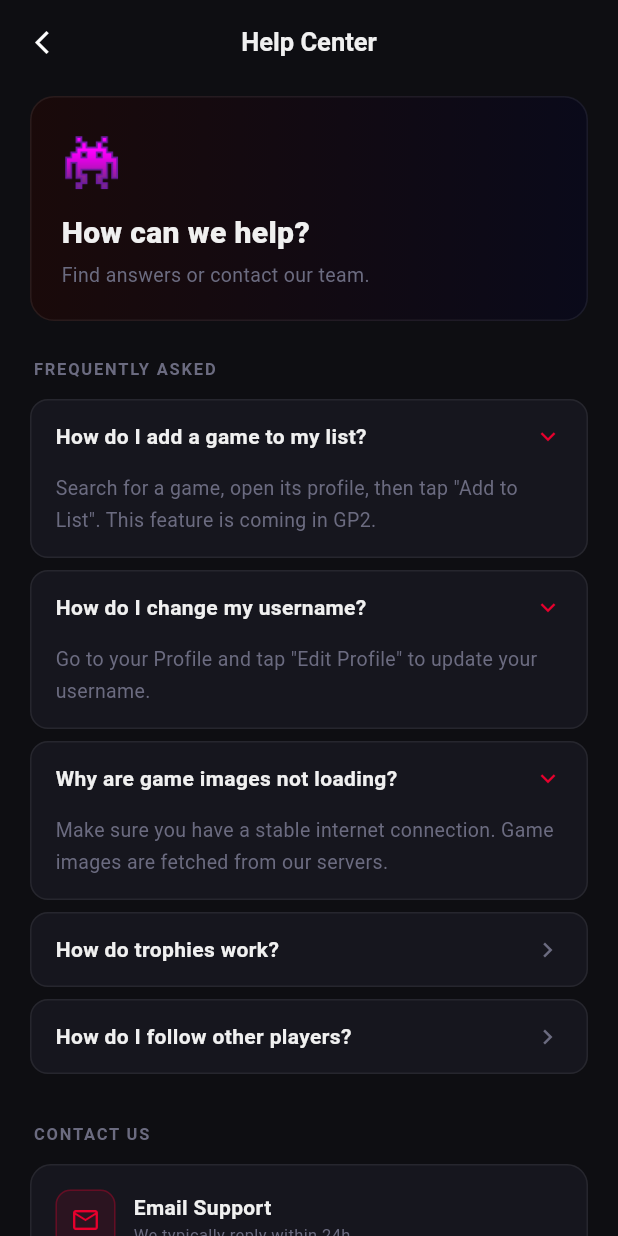
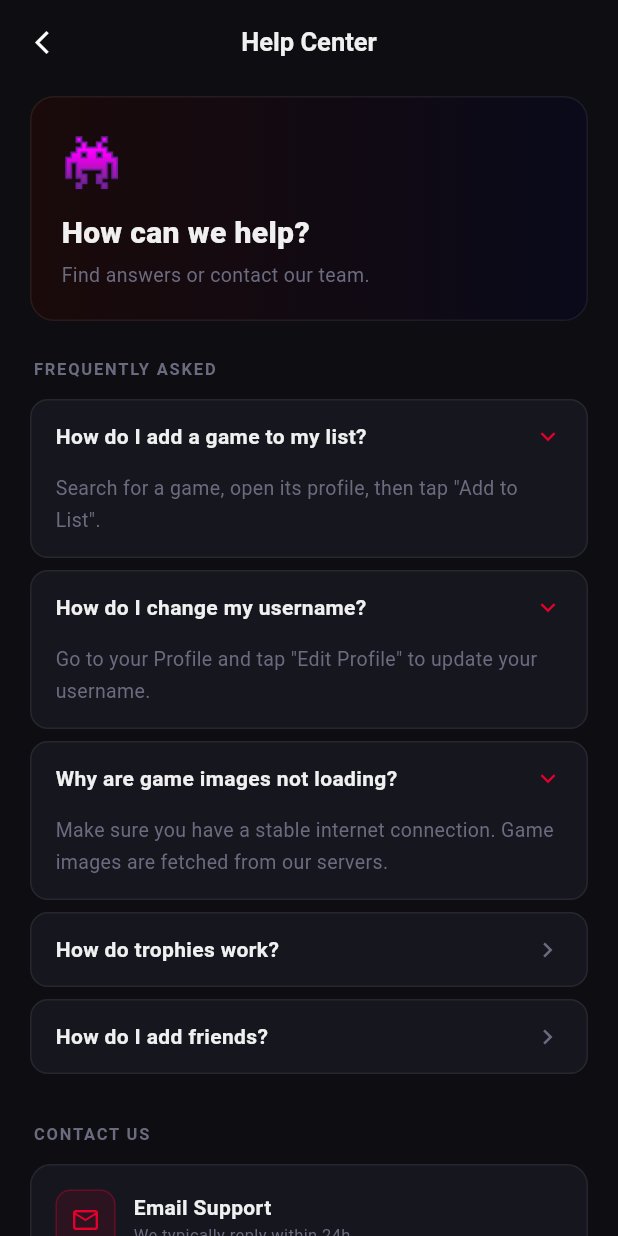
Before and after one commit to aljoharas/2026-GP1-Group8, a Flutter app: the HelpCenterScreen screen opened directly, after a tap on "How do I add a game to my list?", after a tap on "How do I change my username?", after a tap on "Why are game images not loading?", on a phone screen of 412 x 824 dp. Run offline on Flutter 3.47's test engine with Material 3 defaults, Android fonts, the light colour scheme and no system bars; our stand-ins replace cached_network_image, firebase_auth, firebase_core, firebase_messaging, flutter_local_notifications, font_awesome_flutter and 1 more; accounts and stored records are empty; generated files the repository leaves out were written again.

Commit message:
Removed TG from user profile
Removed Trophy Guide from user profile page and updated FAQ page answers.

```diff
--- a/flutter/lib/screens/profile/help_center_screen.dart
+++ b/flutter/lib/screens/profile/help_center_screen.dart
@@ -15,7 +15,7 @@ class HelpCenterScreen extends StatelessWidget {
   static const _faqs = [
     {
       'q': 'How do I add a game to my list?',
-      'a': 'Search for a game, open its profile, then tap "Add to List". This feature is coming in GP2.',
+      'a': 'Search for a game, open its profile, then tap "Add to List".',
     },
     {
       'q': 'How do I change my username?',
@@ -27,11 +27,11 @@ class HelpCenterScreen extends StatelessWidget {
     },
     {
       'q': 'How do trophies work?',
-      'a': 'Trophies are earned by completing games and achievements. Full trophy system coming in GP2.',
+      'a': 'Trophies are earned by completing games and achievements. For tips on unlocking them, open a game\'s profile and check its Trophy Guide.',
     },
     {
-      'q': 'How do I follow other players?',
-      'a': 'Friends & following features are coming in GP2.',
+      'q': 'How do I add friends?',
+      'a': 'Open Search, switch to "Users" and find the player. Tap their profile, then tap "Add friend". Once they accept your request, you\'ll be friends.',
     },
   ];
 
```
Also changed, not shown: flutter/lib/screens/profile/user_profile_screen.dart (+0 -43 lines).
